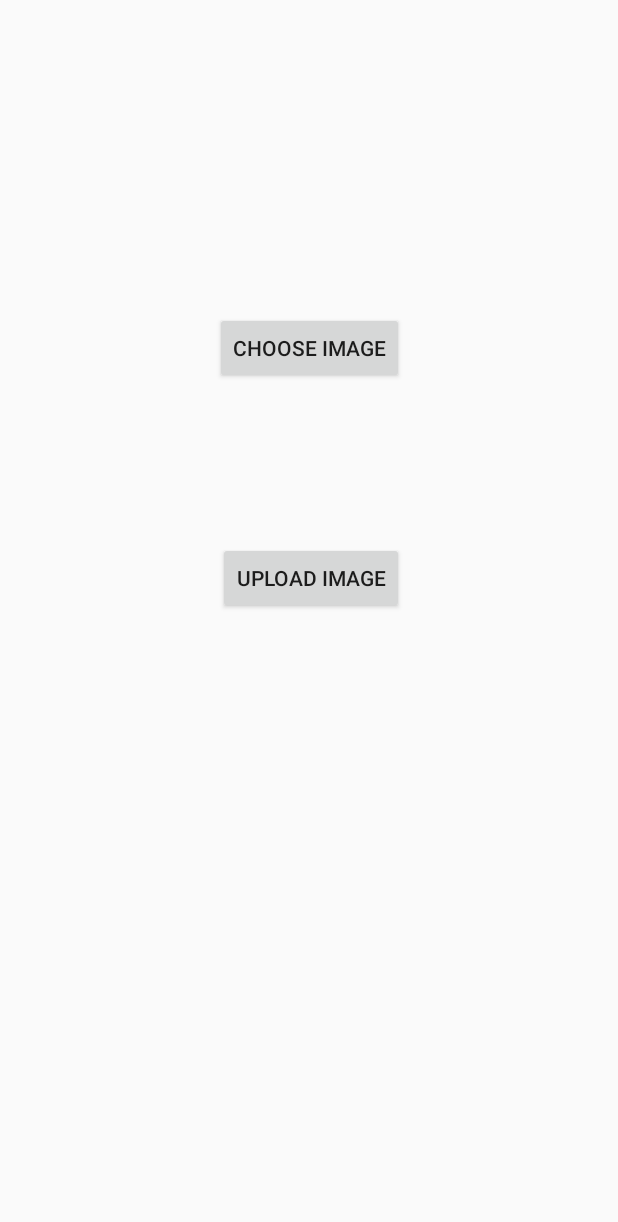
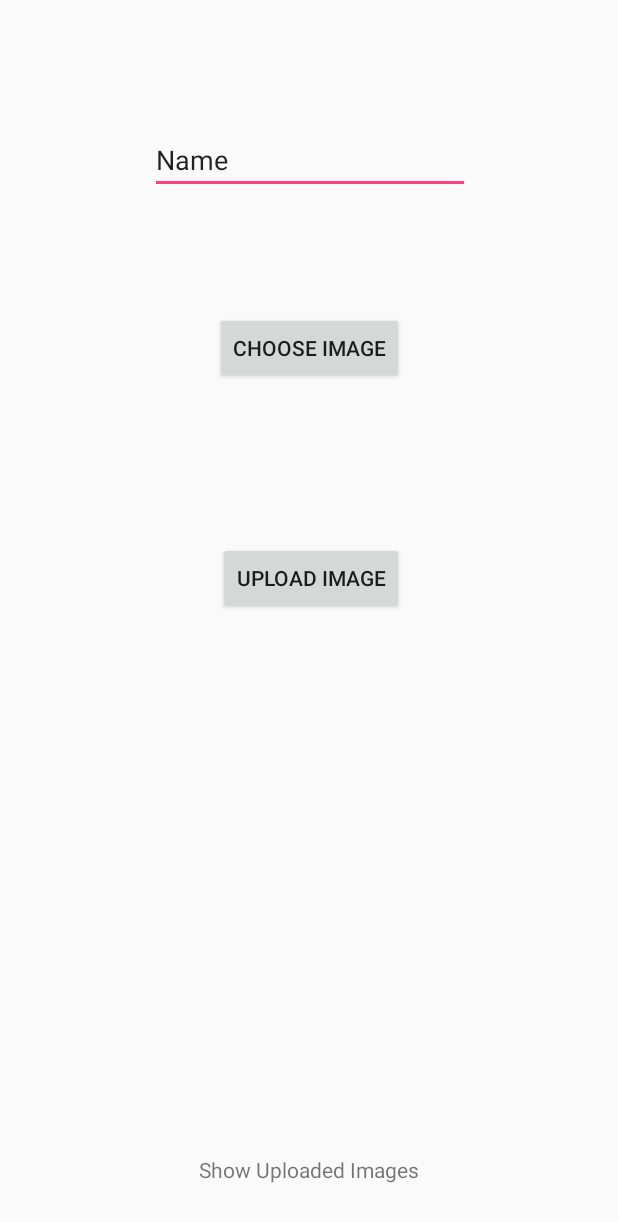
Before and after one commit to Ruchika1108/RaanuSarees, an Android app: the layout activity_upload.xml on its own in the app's theme, with its tools: preview values and no code run, on a phone screen of 412 x 824 dp. Shown: the top 1222 px of the screen. Run offline under Robolectric (Android 15) with nearby library versions, the phone set to English and light mode, and no system bars.

Commit message:
First commit

```diff
--- a/app/build.gradle
+++ b/app/build.gradle
@@ -26,6 +26,7 @@ dependencies {
     implementation 'com.android.support:support-v4:26.1.0'
     implementation 'com.android.support:design:26.1.0'
     implementation 'com.android.support.constraint:constraint-layout:1.0.2'
+    implementation 'com.squareup.picasso:picasso:2.5.2'
     testImplementation 'junit:junit:4.12'
     androidTestImplementation 'com.android.support.test:runner:1.0.1'
     androidTestImplementation 'com.android.support.test.espresso:espresso-core:3.0.1'
--- a/app/src/main/AndroidManifest.xml
+++ b/app/src/main/AndroidManifest.xml
@@ -6,7 +6,7 @@
 
     <application
         android:allowBackup="true"
-        android:icon="@mipmap/ic_launcher"
+        android:icon="@mipmap/web"
         android:label="@string/app_name"
         android:roundIcon="@mipmap/ic_launcher_round"
         android:supportsRtl="true"
@@ -34,7 +34,9 @@
         <activity android:name=".description_bridal" />
         <activity android:name=".Buy_Sari" />
         <activity android:name=".Sari_Description" />
-        <activity android:name=".Jewellery"></activity>
+        <activity android:name=".Jewellery" />
+        <activity android:name=".upload" />
+        <activity android:name=".ImagesActivity"></activity>
     </application>
 
 </manifest>
--- a/app/src/main/java/com/ruchika/raanusarees/MainActivity.java
+++ b/app/src/main/java/com/ruchika/raanusarees/MainActivity.java
@@ -212,7 +212,7 @@ Button b;
             startActivity(intent);
 
         } else if (id == R.id.nav_manage) {
-            Intent intent =new Intent(this,Jewellery.class);
+            Intent intent =new Intent(this,upload.class);
             startActivity(intent);
 
         } else if (id == R.id.nav_share) {
--- a/app/src/main/res/layout/activity_upload.xml
+++ b/app/src/main/res/layout/activity_upload.xml
@@ -37,12 +37,41 @@
     <ImageView
         android:id="@+id/imgView"
         android:layout_width="match_parent"
-        android:layout_height="300dp"
-        android:layout_marginBottom="26dp"
+        android:layout_height="280dp"
+        android:layout_marginBottom="46dp"
         android:layout_marginTop="11dp"
         app:layout_constraintBottom_toBottomOf="parent"
         app:layout_constraintEnd_toEndOf="parent"
         app:layout_constraintStart_toStartOf="parent"
         app:layout_constraintTop_toBottomOf="@+id/uploadImg" />
 
+    <EditText
+        android:id="@+id/editText"
+        android:layout_width="wrap_content"
+        android:layout_height="wrap_content"
+        android:layout_marginEnd="84dp"
+        android:layout_marginStart="85dp"
+        android:layout_marginTop="5dp"
+        android:ems="10"
+        android:inputType="textPersonName"
+        android:text="Name"
+        app:layout_constraintBottom_toTopOf="@+id/chooseImg"
+        app:layout_constraintEnd_toEndOf="parent"
+        app:layout_constraintStart_toStartOf="parent"
+        app:layout_constraintTop_toTopOf="parent" />
+
+    <TextView
+        android:id="@+id/text_view_show_uploads"
+        android:layout_width="wrap_content"
+        android:layout_height="wrap_content"
+        android:layout_marginBottom="16dp"
+        android:layout_marginEnd="163dp"
+        android:layout_marginStart="163dp"
+        android:layout_marginTop="11dp"
+        android:text="Show Uploaded Images"
+        app:layout_constraintBottom_toBottomOf="parent"
+        app:layout_constraintEnd_toEndOf="parent"
+        app:layout_constraintStart_toStartOf="parent"
+        app:layout_constraintTop_toBottomOf="@+id/imgView" />
+
 </android.support.constraint.ConstraintLayout>
```
Also changed, not shown: app/src/main/java/com/ruchika/raanusarees/ImageAdapter.java (added, +119 -0 lines), app/src/main/java/com/ruchika/raanusarees/ImagesActivity.java (added, +68 -0 lines), app/src/main/java/com/ruchika/raanusarees/Uploadone.java (added, +38 -0 lines), app/src/main/java/com/ruchika/raanusarees/signout.java (deleted, +0 -89 lines), app/src/main/java/com/ruchika/raanusarees/upload.java (+78 -11 lines), app/src/main/res/layout/activity_images.xml (renamed from app/src/main/res/layout/activity_signout.xml, +8 -9 lines), app/src/main/res/layout/image_item.xml (added, +28 -0 lines), app/src/main/res/drawable/saa1.jpg (deleted), app/src/main/res/drawable/saa2.jpg (deleted), app/src/main/res/drawable/saa3.jpg (deleted), app/src/main/res/drawable/saa4.jpg (deleted), app/src/main/res/drawable/saa5.jpg (deleted), app/src/main/res/drawable/saa6.jpg (deleted), app/src/main/res/drawable/saa8.jpg (deleted), 1 more files.
